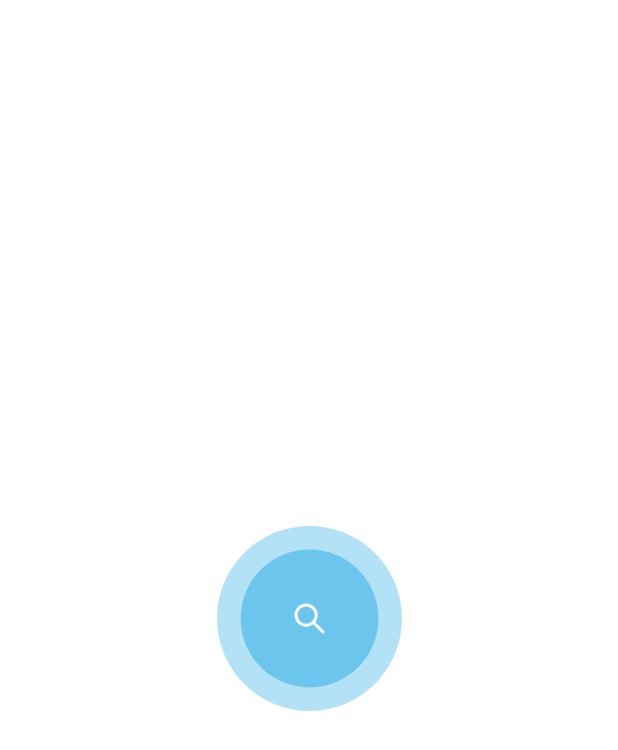
After one commit to Bikcodeh/Meli-Challenge, an Android app built with Jetpack Compose: the composable Loading shown on its own in the app's theme, on a phone screen of 412 x 824 dp. The commit adds this screen. Shown: the top 750 px of the screen. Run offline under Robolectric (Android 15) with nearby library versions, the phone set to English and light mode, and no system bars.

Commit message:
add loading and error components and partial implementation to display items

```diff
--- /dev/null
+++ b/app/src/main/java/com/bikcodeh/melichallenge/ui/component/Loading.kt
@@ -0,0 +1,38 @@
+package com.bikcodeh.mercadolibreapp.ui.component
+
+import androidx.compose.foundation.layout.Arrangement
+import androidx.compose.foundation.layout.Column
+import androidx.compose.foundation.layout.fillMaxSize
+import androidx.compose.foundation.layout.padding
+import androidx.compose.runtime.Composable
+import androidx.compose.runtime.getValue
+import androidx.compose.ui.Alignment
+import androidx.compose.ui.Modifier
+import androidx.compose.ui.tooling.preview.Preview
+import com.airbnb.lottie.compose.LottieAnimation
+import com.airbnb.lottie.compose.LottieCompositionSpec
+import com.airbnb.lottie.compose.rememberLottieComposition
+import com.bikcodeh.melichallenge.R
+import com.bikcodeh.melichallenge.ui.theme.COMMON_PADDING
+
+@Composable
+fun Loading() {
+    val composition by rememberLottieComposition(LottieCompositionSpec.RawRes(R.raw.searching))
+    Column(
+        modifier = Modifier
+            .fillMaxSize()
+            .padding(COMMON_PADDING),
+        verticalArrangement = Arrangement.Center,
+        horizontalAlignment = Alignment.CenterHorizontally
+    ) {
+        LottieAnimation(
+            composition
+        )
+    }
+}
+
+@Preview(showBackground = true)
+@Composable
+fun LoadingPreview() {
+    Loading()
+}
--- a/app/src/main/java/com/bikcodeh/melichallenge/ui/theme/Dimen.kt
+++ b/app/src/main/java/com/bikcodeh/melichallenge/ui/theme/Dimen.kt
@@ -5,5 +5,6 @@ import androidx.compose.ui.unit.sp
 
 val COMMON_PADDING = 16.dp
 val COMMON_MINIMUM_PADDING = 8.dp
+val ERROR_LOTTIE_SIZE = 200.dp
 
 val FONT_SMALL = 12.sp
```
Also changed, not shown: app/src/main/java/com/bikcodeh/melichallenge/ui/component/Error.kt (added, +75 -0 lines), app/src/main/java/com/bikcodeh/melichallenge/ui/screens/home/HomeContent.kt (+40 -0 lines).
